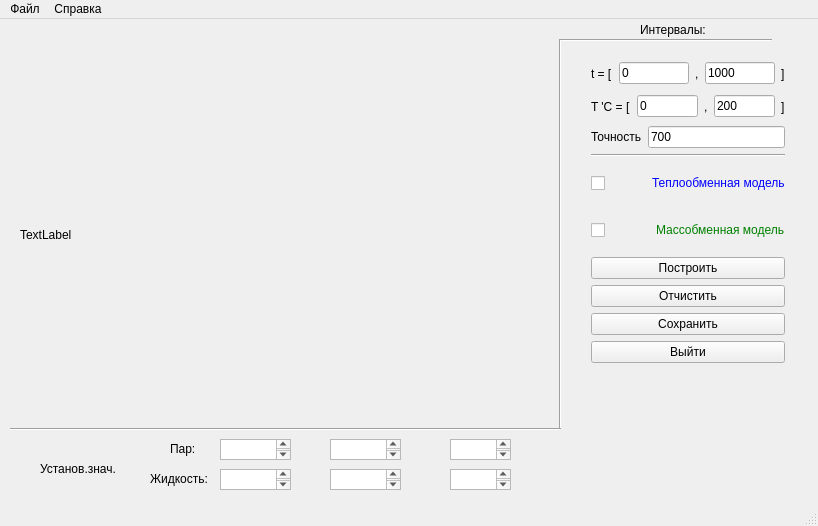
First picture: the form in Qt/Graphs0/Graphs0/mainwindow.ui, repository Rivares/3part, before the edit.
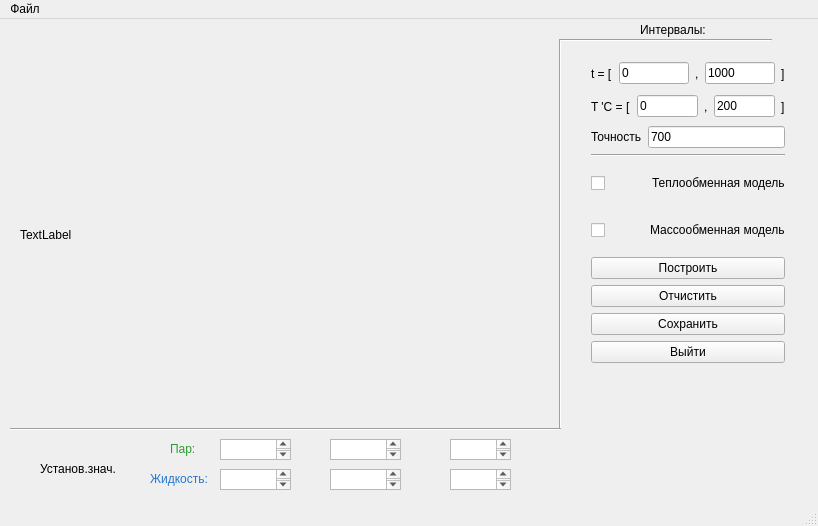
Second picture: the form after the edit.

Commit message: Change color lines

Diff of the .ui file:
```diff
--- a/Qt/Graphs0/Graphs0/mainwindow.ui
+++ b/Qt/Graphs0/Graphs0/mainwindow.ui
@@ -235,7 +235,7 @@
              <item>
               <widget class="QLabel" name="label_9">
                <property name="text">
-                <string>&lt;html&gt;&lt;head/&gt;&lt;body&gt;&lt;p&gt;&lt;span style=&quot; color:#0000ff;&quot;&gt;Теплообменная модель&lt;/span&gt;&lt;/p&gt;&lt;/body&gt;&lt;/html&gt;</string>
+                <string>&lt;html&gt;&lt;head/&gt;&lt;body&gt;&lt;p&gt;Теплообменная модель&lt;/p&gt;&lt;/body&gt;&lt;/html&gt;</string>
                </property>
               </widget>
              </item>
@@ -259,7 +259,7 @@
              <item>
               <widget class="QLabel" name="label_10">
                <property name="text">
-                <string>&lt;html&gt;&lt;head/&gt;&lt;body&gt;&lt;p&gt;&lt;span style=&quot; color:green;&quot;&gt;Массобменная модель&lt;span/&gt;&lt;/p&gt;&lt;/body&gt;&lt;/html&gt;</string>
+                <string>&lt;html&gt;&lt;head/&gt;&lt;body&gt;&lt;p&gt;Массообменная модель&lt;/p&gt;&lt;/body&gt;&lt;/html&gt;</string>
                </property>
               </widget>
              </item>
@@ -396,8 +396,11 @@
       <height>20</height>
      </rect>
     </property>
+    <property name="styleSheet">
+     <string notr="true"/>
+    </property>
     <property name="text">
-     <string>Пар:</string>
+     <string>&lt;html&gt;&lt;head/&gt;&lt;body&gt;&lt;p&gt;&lt;span style=&quot; color:#299d32;&quot;&gt;Пар:&lt;/span&gt;&lt;/p&gt;&lt;/body&gt;&lt;/html&gt;</string>
     </property>
    </widget>
    <widget class="QLabel" name="label_13">
@@ -410,7 +413,7 @@
      </rect>
     </property>
     <property name="text">
-     <string>Жидкость:</string>
+     <string>&lt;html&gt;&lt;head/&gt;&lt;body&gt;&lt;p&gt;&lt;span style=&quot; color:#2677cd;&quot;&gt;Жидкость:&lt;/span&gt;&lt;/p&gt;&lt;/body&gt;&lt;/html&gt;</string>
     </property>
    </widget>
    <widget class="Line" name="line_2">
@@ -444,13 +447,7 @@
     <addaction name="separator"/>
     <addaction name="action_3"/>
    </widget>
-   <widget class="QMenu" name="menu_2">
-    <property name="title">
-     <string>Справка</string>
-    </property>
-   </widget>
    <addaction name="menu"/>
-   <addaction name="menu_2"/>
   </widget>
   <widget class="QStatusBar" name="statusBar"/>
   <action name="action">
```
Left out of the diff: 3 changed lines with no effect on the pictures. The commit also changes 7 other files.
